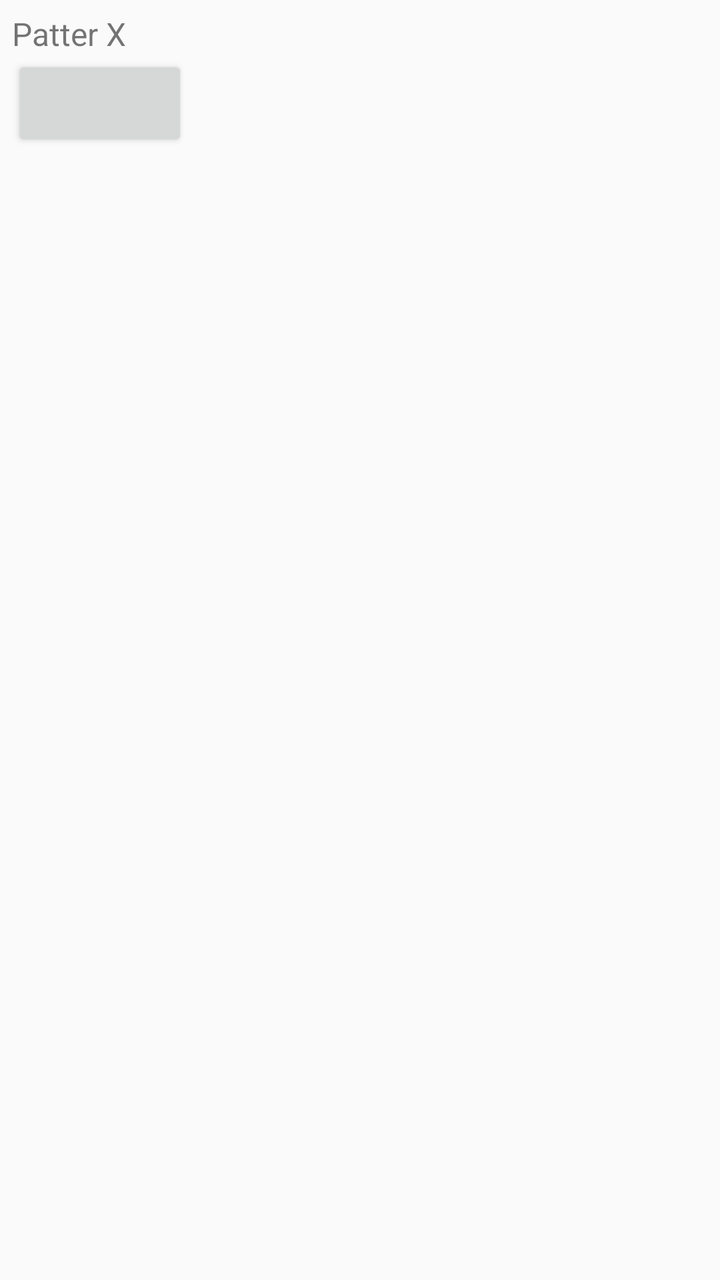
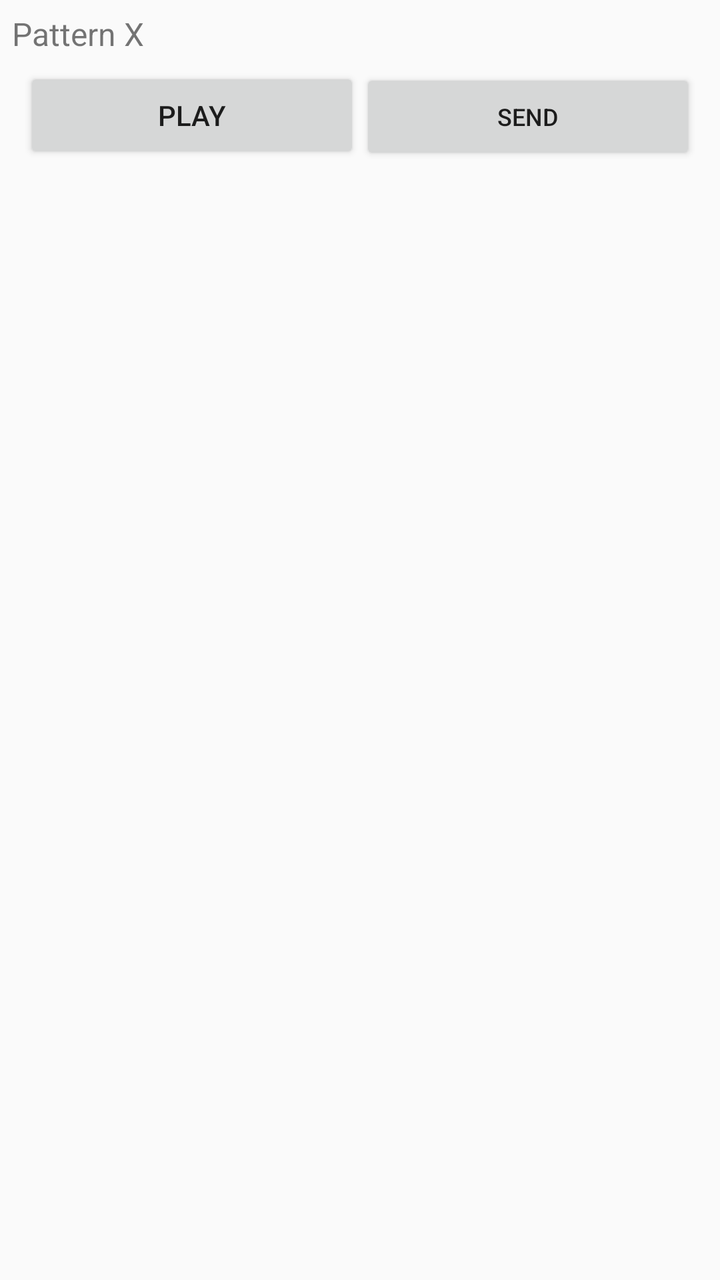

Two renders of the same Android screen: before a commit and after it. Below are the layout's source before the change and the commit's diff.
<!-- AndroidManifest.xml: application theme AppTheme -->
<!-- res/layout/row_layout.xml -->
<?xml version="1.0" encoding="utf-8"?>
<LinearLayout xmlns:android="http://schemas.android.com/apk/res/android"
    android:layout_width="fill_parent"
    android:layout_height="?android:attr/listPreferredItemHeight"
    android:padding="6dip"
    android:orientation="vertical">
    <TextView
        android:id="@+id/textView"
        android:layout_width="fill_parent"
        android:layout_height="wrap_content"
        android:gravity="center_vertical"
        android:text="Patter X"
        android:textSize="16sp" />

    <Button
        android:id="@+id/playFromListButton"
        android:layout_width="wrap_content"
        android:layout_height="wrap_content" />

</LinearLayout>
<!-- resources referenced by this layout -->
<resources>
  <style name="AppTheme" parent="Theme.AppCompat.Light.DarkActionBar">
          
          <item name="colorPrimary">@color/colorPrimary</item>
          <item name="colorPrimaryDark">@color/colorPrimaryDark</item>
          <item name="colorAccent">@color/colorAccent</item>
      </style>
  <color name="colorPrimary">#3F51B5</color>
  <color name="colorPrimaryDark">#303F9F</color>
  <color name="colorAccent">#FF4081</color>
</resources>

<!-- the commit's change to res/layout/row_layout.xml (unified diff, before → after) -->
@@ -1,20 +1,56 @@
 <?xml version="1.0" encoding="utf-8"?>
 <LinearLayout xmlns:android="http://schemas.android.com/apk/res/android"
+    xmlns:tools="http://schemas.android.com/tools"
     android:layout_width="fill_parent"
-    android:layout_height="?android:attr/listPreferredItemHeight"
-    android:padding="6dip"
-    android:orientation="vertical">
+    android:layout_height="wrap_content"
+    android:orientation="vertical"
+    android:padding="6dip">
+
     <TextView
         android:id="@+id/textView"
+        android:layout_width="240dp"
+        android:layout_height="wrap_content"
+        android:gravity="center_vertical"
+        android:text="Pattern X"
+        android:textSize="16sp" />
+    <LinearLayout
         android:layout_width="fill_parent"
         android:layout_height="wrap_content"
-        android:gravity="center_vertical"
-        android:text="Patter X"
-        android:textSize="16sp" />
+        android:orientation="horizontal"
+        android:padding="6dip"
+        android:weightSum="1">
+        <Button
+            android:id="@+id/playFromListButton"
+            android:layout_width="90dp"
+            android:layout_height="wrap_content"
+            android:layout_weight="0.5"
+            android:text="Play" />
+        <Button
+            android:id="@+id/sendButton"
+            android:layout_width="90dp"
+            android:layout_height="wrap_content"
+            android:layout_weight="0.5"
+            android:text="Send"
+            android:textSize="12sp" />
+    </LinearLayout>
 
-    <Button
-        android:id="@+id/playFromListButton"
-        android:layout_width="wrap_content"
-        android:layout_height="wrap_content" />
+    <LinearLayout
+        android:layout_width="match_parent"
+        android:layout_height="wrap_content"
+        android:orientation="vertical">
+        <ProgressBar
+            android:id="@+id/progressBar"
+            style="@style/?android:attr/progressBarStyleHorizontal"
+            android:layout_width="match_parent"
+            android:layout_height="30dp"
+            android:layout_weight="0.5"
+            android:indeterminate="true"
+            android:max="100"
+            android:progress="1"
+            android:progressDrawable="@android:drawable/progress_indeterminate_horizontal"
+            android:progressTint="@android:drawable/progress_horizontal"
+            android:visibility="visible"
+            tools:visibility="visible" />
 
+    </LinearLayout>
 </LinearLayout>
